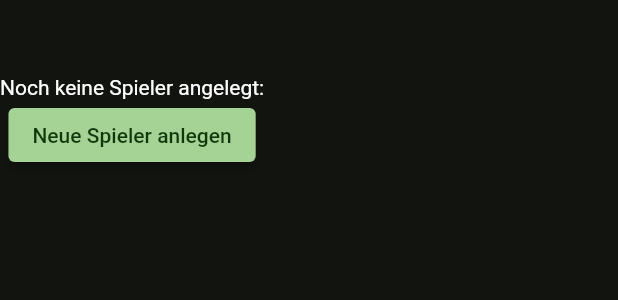
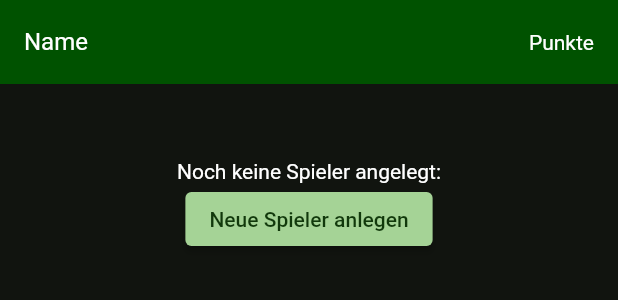
Before and after one commit to joFra210/cabo_karte, a Flutter app: the PlayerListGameWidget widget shown alone on an empty page, opened directly with empty values, on a phone screen of 412 x 824 dp. Shown: the top 300 px of the screen. Run offline on Flutter 3.47's test engine with Material 2 defaults, Android fonts, the phone set to English and light mode, and no system bars; our stand-ins replace fluro, sqflite; accounts and stored records are empty.

Commit message:
add heading to player table

```diff
--- a/lib/features/player/presentation/player_list_game.dart
+++ b/lib/features/player/presentation/player_list_game.dart
@@ -35,7 +35,16 @@ class _PlayerListGameWidgetState extends State<PlayerListGameWidget> {
 
   @override
   Widget build(BuildContext context) {
-    return Builder(
+    return Column(
+      children: [
+        Container(
+          color: CaboColors.caboGreenDark,
+          child: const ListTile(
+            title: Text('Name'),
+            trailing: Text('Punkte'),
+          ),
+        ),
+        Builder(
           builder: (context) {
             final tiles = playersList.map(
               (player) {
@@ -86,6 +95,8 @@ class _PlayerListGameWidgetState extends State<PlayerListGameWidget> {
               );
             }
           },
+        ),
+      ],
     );
   }
 }
```
Lines whose indentation alone changed are shown as unchanged.
